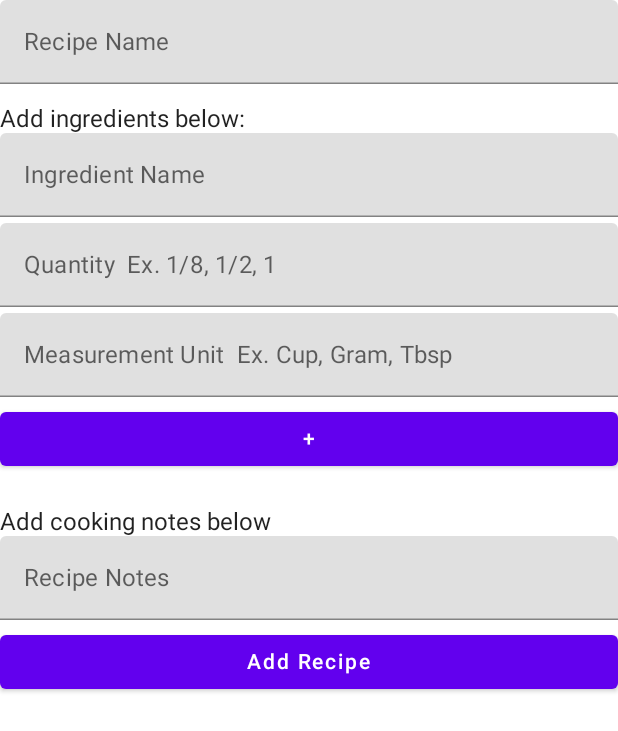
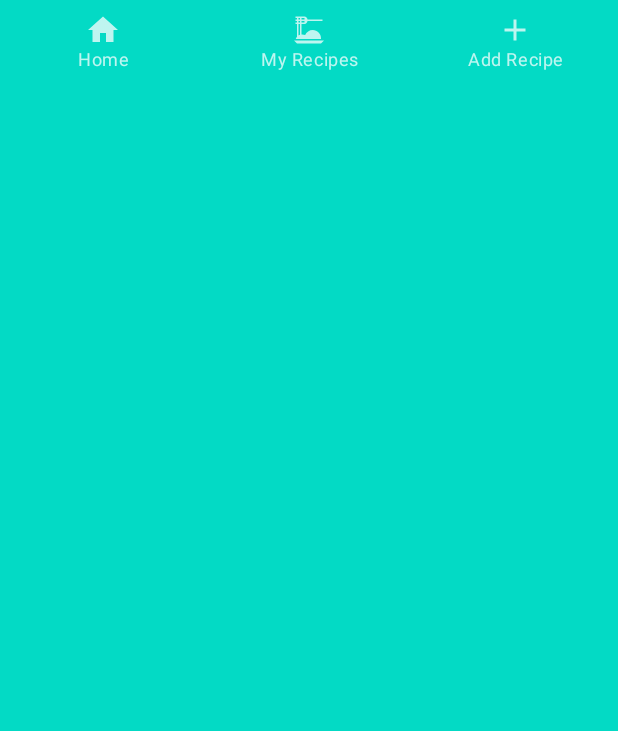
Before and after one commit to alanahbell10/CookbookApp, an Android app built with Jetpack Compose: the screen it shows after launch (MainActivity), on a phone screen of 412 x 824 dp. Shown: the top 731 px of the screen. Run offline under Robolectric (Android 15) with nearby library versions, the phone set to English and light mode, and no system bars.

Commit message:
added navigation bar to bottom, added icons, will add nav functionality later

```diff
--- a/app/build.gradle
+++ b/app/build.gradle
@@ -61,5 +61,6 @@ dependencies {
     debugImplementation "androidx.compose.ui:ui-test-manifest:$compose_version"
     def nav_version = "2.5.2"
     implementation("androidx.navigation:navigation-compose:$nav_version")
+    implementation 'androidx.appcompat:appcompat:1.4.1'
 
 }
--- a/app/src/main/java/towson/cosc435/cookbook/MainActivity.kt
+++ b/app/src/main/java/towson/cosc435/cookbook/MainActivity.kt
@@ -1,58 +1,31 @@
 package towson.cosc435.cookbook
 
 import android.os.Bundle
-import android.widget.Toast
 import androidx.activity.ComponentActivity
 import androidx.activity.compose.setContent
 import androidx.compose.foundation.layout.*
-import androidx.compose.foundation.lazy.LazyColumn
-import androidx.compose.foundation.lazy.LazyRow
-import androidx.compose.foundation.lazy.itemsIndexed
-import androidx.compose.foundation.rememberScrollState
-import androidx.compose.foundation.selection.selectable
-import androidx.compose.foundation.text.ClickableText
-import androidx.compose.foundation.text.KeyboardOptions
 import androidx.compose.material.*
 import androidx.compose.runtime.Composable
-import androidx.compose.runtime.mutableStateListOf
-import androidx.compose.runtime.mutableStateOf
-import androidx.compose.runtime.remember
 import androidx.compose.ui.Alignment
 import androidx.compose.ui.Modifier
 import androidx.compose.ui.graphics.Color
-import androidx.compose.ui.graphics.Color.Companion.Black
-import androidx.compose.ui.graphics.Color.Companion.Blue
-import androidx.compose.ui.input.key.Key.Companion.Home
-import androidx.compose.ui.platform.LocalContext
-import androidx.compose.ui.text.SpanStyle
-import androidx.compose.ui.text.TextStyle
-import androidx.compose.ui.text.buildAnnotatedString
-import androidx.compose.ui.text.font.FontFamily
-import androidx.compose.ui.text.font.FontWeight
-import androidx.compose.ui.text.input.ImeAction
-import androidx.compose.ui.text.input.KeyboardCapitalization
-import androidx.compose.ui.text.input.KeyboardType
-import androidx.compose.ui.text.input.TextFieldValue
-import androidx.compose.ui.text.withStyle
+import androidx.compose.ui.res.colorResource
+import androidx.compose.ui.res.painterResource
 import androidx.compose.ui.tooling.preview.Preview
-import androidx.compose.ui.unit.Dp
-import androidx.compose.ui.unit.TextUnit
 import androidx.compose.ui.unit.dp
-import androidx.navigation.NavHost
+import androidx.compose.ui.unit.sp
 import androidx.navigation.compose.rememberNavController
 import towson.cosc435.cookbook.ui.theme.CookbookTheme
-import java.util.*
 import androidx.navigation.compose.NavHost
 import androidx.navigation.compose.composable
-import androidx.navigation.compose.rememberNavController
+import towson.cosc435.cookbook.navigation.NavRoutes
 import towson.cosc435.cookbook.screens.*
 import towson.cosc435.cookbook.screens.AddRecipe
-import towson.cosc435.cookbook.screens.Welcome
+import towson.cosc435.cookbook.screens.Home
+import towson.cosc435.cookbook.ui.theme.Teal200
 
 
-
-
-val Red = Color(0xffff0000)
+val Teal = Color(0xFF009688)
 
 class MainActivity : ComponentActivity() {
     override fun onCreate(savedInstanceState: Bundle?) {
@@ -74,14 +47,15 @@ class MainActivity : ComponentActivity() {
 }
 @Composable
 fun MainScreen() {
-    val navController = rememberNavController()
+    //val navController = rememberNavController()
 
-    NavHost(
+    /*NavHost(
         navController = navController,
         startDestination = NavRoutes.AddRecipe.route
+        //startDestination = NavRoutes.CookingTimer.route
     ) {
-        composable(NavRoutes.Welcome.route) {
-            Welcome()
+        composable(NavRoutes.Home.route) {
+            Home()
         }
         composable(NavRoutes.Recipes.route) {
             Recipes(navController = navController)
@@ -90,17 +64,50 @@ fun MainScreen() {
             AddRecipe(navController = navController)
         }
         composable(NavRoutes.ViewRecipe.route) {
-            ViewRecipe()
+            ViewRecipe(navController = navController)
         }
         composable(NavRoutes.CookingTimer.route) {
-            CookingTimer()
+            CookingTimer(navController = navController)
         }
-        composable(NavRoutes.Welcome.route) {
-            Welcome()
+    }*/
+    Scaffold(
+        topBar = { TopBar() },
+        bottomBar = { BottomNavBar() },
+        content = { padding ->
+            Box(modifier = Modifier.padding(padding)) {
+
+            }
+        },
+        backgroundColor = Color.Black
+    )
+    BottomNavBar()
+
+}
+
+@Composable
+fun BottomNavBar() {
+    val items = listOf(NavRoutes.Home, NavRoutes.Recipes, NavRoutes.AddRecipe)
+    BottomNavigation(
+        backgroundColor = Teal200,
+        contentColor = Color.White
+    ) {
+        items.forEach { item ->
+            BottomNavigationItem(
+                icon = { Icon(painterResource(id = item.icon), contentDescription = item.title) },
+                label = { Text(text = item.title) },
+                selected = false,
+                onClick = { /*TODO*/ })
         }
+    }
+}
 
-
-    }
+@Composable
+fun TopBar() {
+    TopAppBar(
+        title = { Text(text = "Cookbook", fontSize = 18.sp) },
+        backgroundColor = Color.Magenta,
+        contentColor = Color.Black
+    )
 }
 
 @Composable
--- a/app/src/main/java/towson/cosc435/cookbook/NavRoutes.kt
+++ /dev/null
@@ -1,9 +0,0 @@
-package towson.cosc435.cookbook
-
-sealed class NavRoutes(val route: String) {
-    object Welcome : NavRoutes("welcome")
-    object AddRecipe : NavRoutes("add recipe")
-    object Recipes : NavRoutes("recipes")
-    object ViewRecipe : NavRoutes("view recipe")
-    object CookingTimer : NavRoutes("timer")
-}
--- a/app/src/main/java/towson/cosc435/cookbook/Ingredient.java
+++ b/app/src/main/java/towson/cosc435/cookbook/models/Ingredient.java
@@ -1,4 +1,4 @@
-package towson.cosc435.cookbook;
+package towson.cosc435.cookbook.models;
 
 public class Ingredient {
     String name;
--- a/app/src/main/java/towson/cosc435/cookbook/Recipe.java
+++ b/app/src/main/java/towson/cosc435/cookbook/models/Recipe.java
@@ -1,6 +1,5 @@
-package towson.cosc435.cookbook;
+package towson.cosc435.cookbook.models;
 
-import android.media.Image;
 import java.util.ArrayList;
 import java.util.List;
 
--- /dev/null
+++ b/app/src/main/java/towson/cosc435/cookbook/navigation/NavRoutes.kt
@@ -0,0 +1,12 @@
+package towson.cosc435.cookbook.navigation
+
+import androidx.compose.ui.res.painterResource
+import towson.cosc435.cookbook.R
+
+sealed class NavRoutes(var route: String, var icon: Int, var title: String) {
+    object Home : NavRoutes("home", R.drawable.ic_home, "Home")
+    object AddRecipe : NavRoutes("add recipe", R.drawable.ic_add, "Add Recipe")
+    object Recipes : NavRoutes("recipes", R.drawable.ic_recipe, "My Recipes")
+    object ViewRecipe : NavRoutes("view recipe", R.drawable.ic_home, "View Recipe")
+    object CookingTimer : NavRoutes("timer", R.drawable.ic_home, "Cooking Timer")
+}
--- a/app/src/main/java/towson/cosc435/cookbook/screens/Welcome.kt
+++ b/app/src/main/java/towson/cosc435/cookbook/screens/Home.kt
@@ -1,4 +1,4 @@
 package towson.cosc435.cookbook.screens
 
-class Welcome {
+class Home {
 }
--- /dev/null
+++ b/app/src/main/res/drawable/ic_add.xml
@@ -0,0 +1,5 @@
+<vector android:height="24dp" android:tint="#000000"
+    android:viewportHeight="24" android:viewportWidth="24"
+    android:width="24dp" xmlns:android="http://schemas.android.com/apk/res/android">
+    <path android:fillColor="@android:color/white" android:pathData="M19,13h-6v6h-2v-6H5v-2h6V5h2v6h6v2z"/>
+</vector>
--- /dev/null
+++ b/app/src/main/res/drawable/ic_home.xml
@@ -0,0 +1,5 @@
+<vector android:height="24dp" android:tint="#000000"
+    android:viewportHeight="24" android:viewportWidth="24"
+    android:width="24dp" xmlns:android="http://schemas.android.com/apk/res/android">
+    <path android:fillColor="@android:color/white" android:pathData="M10,20v-6h4v6h5v-8h3L12,3 2,12h3v8z"/>
+</vector>
--- /dev/null
+++ b/app/src/main/res/drawable/ic_recipe.xml
@@ -0,0 +1,5 @@
+<vector android:height="24dp" android:tint="#000000"
+    android:viewportHeight="24" android:viewportWidth="24"
+    android:width="24dp" xmlns:android="http://schemas.android.com/apk/res/android">
+    <path android:fillColor="@android:color/white" android:pathData="M2,19h20l-2,2H4L2,19zM5,6h1v1H5V6zM5,4h1v1H5V4zM9,4v1H7V4H9zM9,7H7V6h2V7zM6,15.23c-0.36,0.11 -0.69,0.28 -1,0.47V8h1V15.23zM4,16.52C3.62,16.96 3.32,17.45 3.16,18h16.82c0.01,-0.16 0.03,-0.33 0.03,-0.5c0,-3.04 -2.46,-5.5 -5.5,-5.5c-2.29,0 -4.25,1.4 -5.08,3.4C8.84,15.15 8.19,15 7.5,15c-0.17,0 -0.33,0.02 -0.5,0.04V8h2c1.03,0.06 1.9,-0.96 2,-2h10V5H11c-0.1,-1.05 -0.97,-1.97 -2,-2H3v1h1v1H3v1h1v1H3v1h1V16.52z"/>
+</vector>
```
Also changed, not shown: app/src/main/java/towson/cosc435/cookbook/screens/AddRecipe.kt (+8 -4 lines), app/src/main/java/towson/cosc435/cookbook/screens/CookingTimer.kt (+26 -1 lines), app/src/main/java/towson/cosc435/cookbook/screens/Recipes.kt (+7 -10 lines), app/src/main/java/towson/cosc435/cookbook/screens/ViewRecipe.kt (+10 -1 lines).
